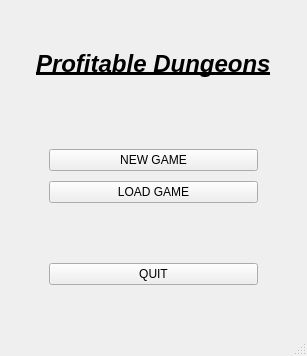
Talendar/profitable_dungeons, file ProfitableDungeons/initial_window.ui: the form before one commit.
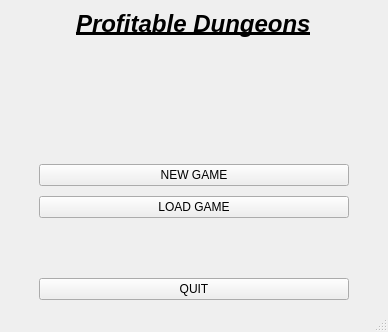
The form after the commit. Icons and pictures are not drawn.

Diff of the .ui file:
```diff
--- a/ProfitableDungeons/initial_window.ui
+++ b/ProfitableDungeons/initial_window.ui
@@ -6,8 +6,8 @@
    <rect>
     <x>0</x>
     <y>0</y>
-    <width>307</width>
-    <height>356</height>
+    <width>388</width>
+    <height>332</height>
    </rect>
   </property>
   <property name="sizePolicy">
@@ -52,6 +52,53 @@
       </property>
      </widget>
     </item>
+    <item>
+     <spacer name="verticalSpacer_3">
+      <property name="orientation">
+       <enum>Qt::Vertical</enum>
+      </property>
+      <property name="sizeType">
+       <enum>QSizePolicy::Fixed</enum>
+      </property>
+      <property name="sizeHint" stdset="0">
+       <size>
+        <width>0</width>
+        <height>10</height>
+       </size>
+      </property>
+     </spacer>
+    </item>
+    <item alignment="Qt::AlignHCenter">
+     <widget class="QLabel" name="label_2">
+      <property name="sizePolicy">
+       <sizepolicy hsizetype="Fixed" vsizetype="Fixed">
+        <horstretch>0</horstretch>
+        <verstretch>0</verstretch>
+       </sizepolicy>
+      </property>
+      <property name="minimumSize">
+       <size>
+        <width>64</width>
+        <height>64</height>
+       </size>
+      </property>
+      <property name="maximumSize">
+       <size>
+        <width>64</width>
+        <height>64</height>
+       </size>
+      </property>
+      <property name="text">
+       <string/>
+      </property>
+      <property name="pixmap">
+       <pixmap resource="resources.qrc">:/buildings/res/imgs/house.png</pixmap>
+      </property>
+      <property name="scaledContents">
+       <bool>true</bool>
+      </property>
+     </widget>
+    </item>
     <item>
      <spacer name="verticalSpacer_2">
       <property name="orientation">
@@ -62,8 +109,8 @@
       </property>
       <property name="sizeHint" stdset="0">
        <size>
-        <width>40</width>
-        <height>25</height>
+        <width>0</width>
+        <height>40</height>
        </size>
       </property>
      </spacer>
@@ -74,10 +121,10 @@
        <number>10</number>
       </property>
       <property name="leftMargin">
-       <number>40</number>
+       <number>30</number>
       </property>
       <property name="rightMargin">
-       <number>40</number>
+       <number>30</number>
       </property>
       <item>
        <widget class="QPushButton" name="new_game_btn">
```
Left out of the diff: 4 changed lines with no effect on the pictures.
